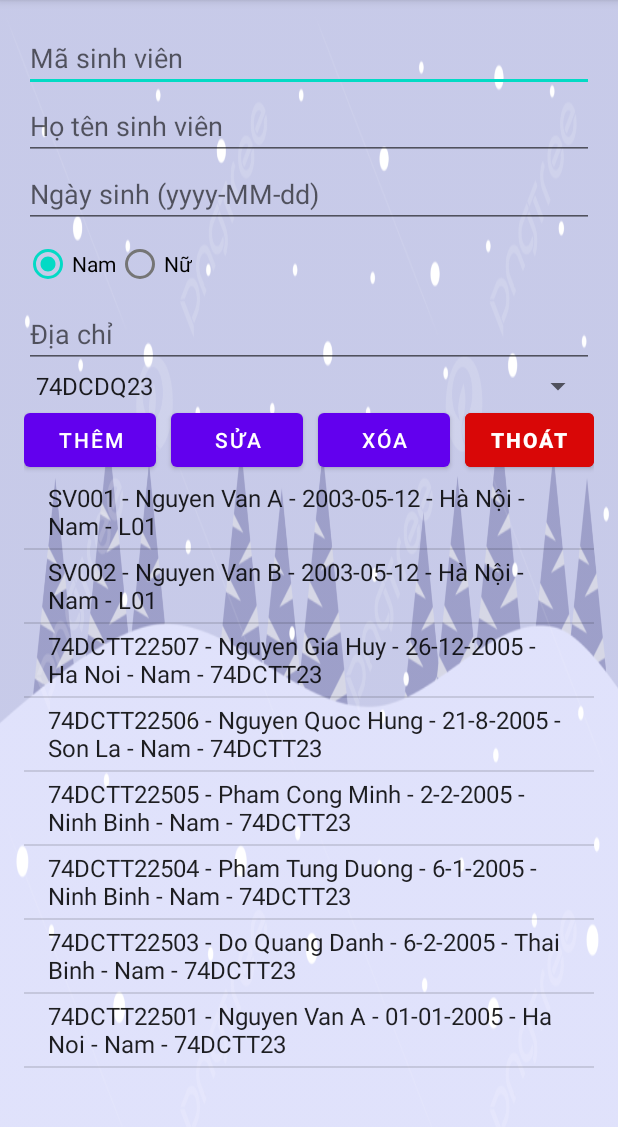
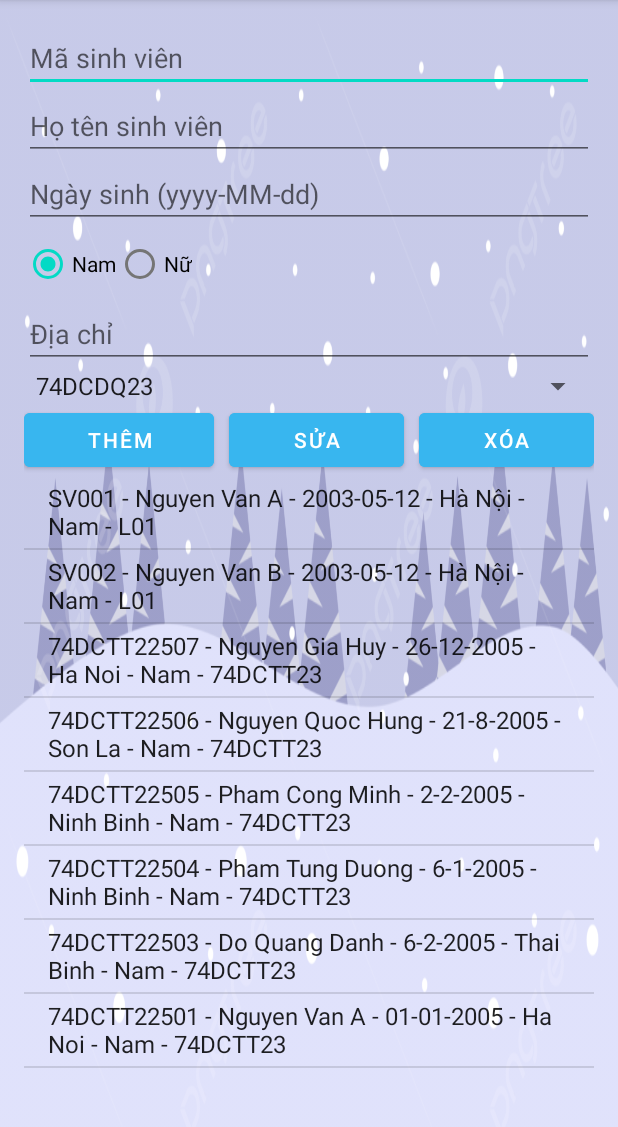
Before and after one commit to nguynhuwg-hub/QLSV, an Android app: the QuanlySinhvienActivity screen opened directly, with no data from a screen before it, on a phone screen of 412 x 824 dp, the part 84-1211 px from its top. Run offline under Robolectric (Android 15) with nearby library versions, the phone set to English and light mode, and no system bars; libraries missing offline, so code that uses them is left out: org.mindrot.jbcrypt; 1 statement that could not run was skipped.

Commit message:
bai tap QLSV

```diff
--- a/app/src/main/java/com/example/project1/Admin/QuanlySinhvienActivity.java
+++ b/app/src/main/java/com/example/project1/Admin/QuanlySinhvienActivity.java
@@ -65,7 +65,7 @@ public class QuanlySinhvienActivity extends AppCompatActivity {
         spinnerLop = findViewById(R.id.spinnerLop);
         btnThemSV = findViewById(R.id.btnThemSV);
         btnSuaSV = findViewById(R.id.btnSuaSV);
-        btnThoatSV = findViewById(R.id.btnThoatSV);
+
         btnXoaSV = findViewById(R.id.btnXoaSV);
         lvSinhVien = findViewById(R.id.lvSinhVien);
 
--- a/app/src/main/res/layout/quanlygiangvien_layout.xml
+++ b/app/src/main/res/layout/quanlygiangvien_layout.xml
@@ -27,12 +27,15 @@
         android:layout_height="wrap_content"/>
 
     <LinearLayout
+
         android:orientation="horizontal"
         android:layout_width="match_parent"
         android:layout_height="wrap_content"
         android:gravity="center">
 
         <Button
+            android:layout_marginRight="10dp"
+            android:backgroundTint="#24AEF4"
             android:id="@+id/btnThemGV"
             android:text="Thêm"
             android:layout_width="0dp"
@@ -40,6 +43,8 @@
             android:layout_height="wrap_content"/>
 
         <Button
+            android:layout_marginRight="10dp"
+            android:backgroundTint="#24AEF4"
             android:id="@+id/btnSuaGV"
             android:text="Sửa"
             android:layout_width="0dp"
@@ -47,6 +52,7 @@
             android:layout_height="wrap_content"/>
 
         <Button
+            android:backgroundTint="#24AEF4"
             android:id="@+id/btnXoaGV"
             android:text="Xóa"
             android:layout_width="0dp"
--- a/app/src/main/res/layout/quanlysinhvien_layout.xml
+++ b/app/src/main/res/layout/quanlysinhvien_layout.xml
@@ -63,34 +63,32 @@
         android:gravity="center">
 
         <Button
+            android:layout_weight="2"
+            android:backgroundTint="#38B6EF"
             android:id="@+id/btnThemSV"
-            android:layout_width="wrap_content"
+            android:layout_width="match_parent"
             android:layout_height="wrap_content"
             android:text="Thêm" />
 
         <Button
+            android:layout_weight="2"
+            android:backgroundTint="#38B6EF"
             android:id="@+id/btnSuaSV"
-            android:layout_width="wrap_content"
+            android:layout_width="match_parent"
             android:layout_height="wrap_content"
             android:text="Sửa"
             android:layout_marginLeft="10dp"/>
 
         <Button
+            android:layout_weight="2"
+            android:backgroundTint="#38B6EF"
             android:id="@+id/btnXoaSV"
-            android:layout_width="wrap_content"
+            android:layout_width="match_parent"
             android:layout_height="wrap_content"
             android:text="Xóa"
             android:layout_marginLeft="10dp"/>
 
-        <Button
-            android:id="@+id/btnThoatSV"
-            android:layout_width="wrap_content"
-            android:layout_height="wrap_content"
-            android:text="Thoát"
-          android:backgroundTint="#D90707"
-            android:textStyle="bold"
-            android:layout_marginLeft="10dp"
-            />
+
     </LinearLayout>
 
     <ListView
--- a/app/src/main/res/layout/quanlytaikhoan.xml
+++ b/app/src/main/res/layout/quanlytaikhoan.xml
@@ -49,6 +49,7 @@
 
 
         <Button
+            android:backgroundTint="#3DB4E7"
             android:id="@+id/btnUpdate"
             android:text="Sửa"
             android:layout_weight="1"
@@ -57,6 +58,7 @@
             android:layout_height="wrap_content"/>
 
         <Button
+            android:backgroundTint="#3DB4E7"
             android:id="@+id/btnDelete"
             android:text="Xóa"
             android:layout_weight="1"
```
Also changed, not shown: app/src/main/java/com/example/project1/Sinhvien/SinhvienActivity.java (+1 -6 lines), app/src/main/res/layout/quanlylop_layout.xml (+7 -4 lines).
